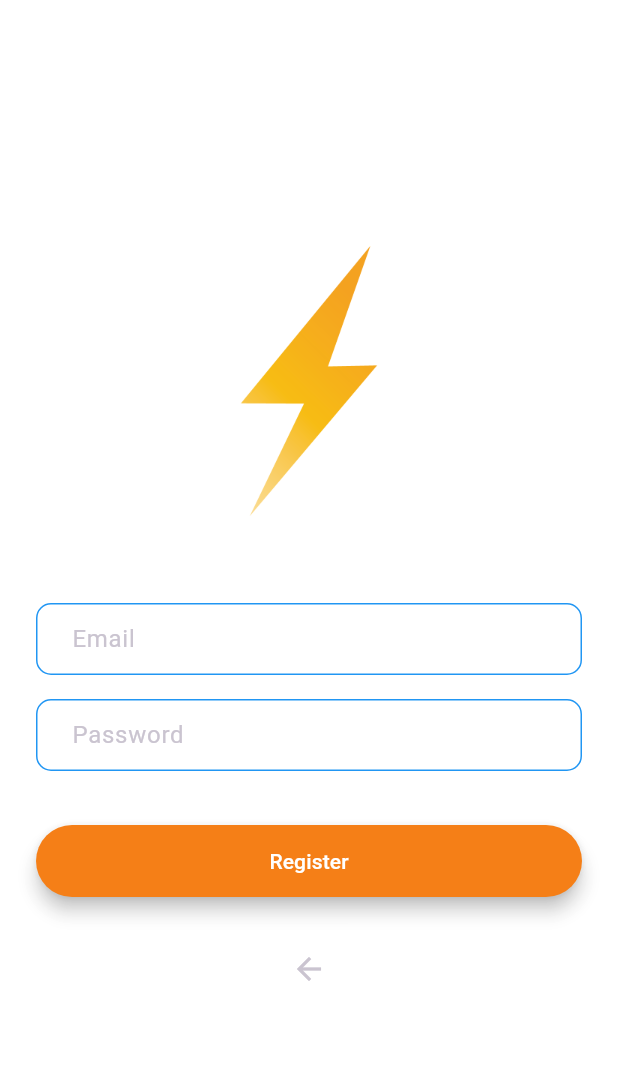
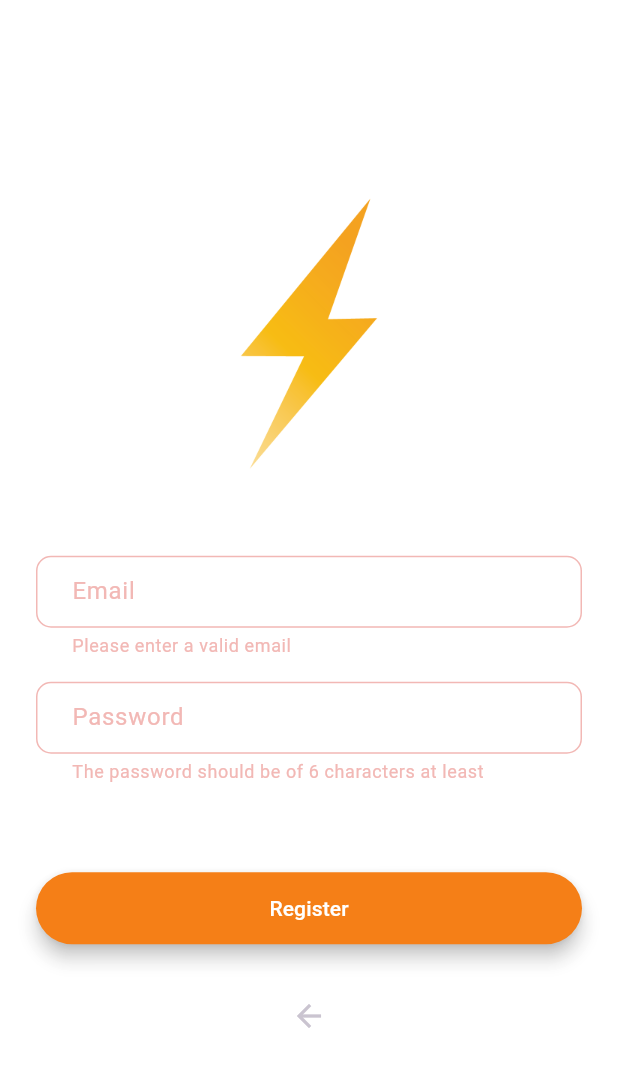
Before and after one commit to Yahya-hossaini/flash-chat, a Flutter app: the RegistrationScreen screen opened by its route, after a tap on "Register", on a phone screen of 412 x 824 dp. Shown: the top 1067 px of the screen. Run offline on Flutter 3.47's test engine with Material 3 defaults, Android fonts, the phone set to English and light mode, and no system bars; our stand-ins replace animated_text_kit, email_validator, firebase_auth, firebase_core; accounts and stored records are empty.

```diff
--- a/lib/screens/registration_screen.dart
+++ b/lib/screens/registration_screen.dart
@@ -1,5 +1,7 @@
 import 'package:email_validator/email_validator.dart';
+import 'package:firebase_auth/firebase_auth.dart';
 import 'package:flash_chat/components/rounded_button.dart';
+import 'package:flash_chat/screens/chat_screen.dart';
 
 import '/constants.dart';
 import 'package:flutter/material.dart';
@@ -12,6 +14,12 @@ class RegistrationScreen extends StatefulWidget {
 }
 
 class _RegistrationScreenState extends State<RegistrationScreen> {
+  final TextEditingController _emailController = TextEditingController();
+  final TextEditingController _passwordController = TextEditingController();
+  final GlobalKey<FormState> _formKey = GlobalKey<FormState>();
+  var auth = FirebaseAuth.instance;
+  String errorMessage = '';
+
   @override
   Widget build(BuildContext context) {
     return Scaffold(
@@ -32,14 +40,16 @@ class _RegistrationScreenState extends State<RegistrationScreen> {
             const SizedBox(
               height: 48.0,
             ),
+            Form(
+              key: _formKey,
+              child: Column(
+                children: [
                   TextFormField(
                     decoration: kTextFieldDecoration.copyWith(
                       hintText: 'Enter your email',
                       labelText: 'Email',
                     ),
-              onChanged: (value) {
-                //Do something with the user input
-              },
+                    controller: _emailController,
                     autovalidateMode: AutovalidateMode.onUserInteraction,
                     validator: (email) {
                       return email != null && EmailValidator.validate(email)
@@ -56,9 +66,7 @@ class _RegistrationScreenState extends State<RegistrationScreen> {
                       labelText: 'Password',
                     ),
                     obscureText: true,
-              onChanged: (value) {
-                //Do something with the user input
-              },
+                    controller: _passwordController,
                     autovalidateMode: AutovalidateMode.onUserInteraction,
                     validator: (password) {
                       return password != null && password.length > 5
@@ -66,15 +74,47 @@ class _RegistrationScreenState extends State<RegistrationScreen> {
                           : 'The password should be of 6 characters at least';
                     },
                   ),
+                ],
+              ),
+            ),
             const SizedBox(
               height: 24.0,
+            ),
+            Text(
+              errorMessage,
+              textAlign: TextAlign.center,
+              style: TextStyle(
+                color: Colors.red,
+                fontSize: 16,
+              ),
             ),
             Padding(
               padding: const EdgeInsets.symmetric(vertical: 12),
               child: RoundedButton(
                 color: kRegisterButtonColor,
                 title: 'Register',
-                onPressed: () {},
+                onPressed: () async {
+                  if (_formKey.currentState!.validate()) {
+                    try {
+                      await auth
+                          .createUserWithEmailAndPassword(
+                        email: _emailController.text,
+                        password: _passwordController.text,
+                      )
+                          .then(
+                        (value) {
+                          Navigator.pop(context);
+                          Navigator.pushNamed(context, ChatScreen.id);
+                        },
+                      );
+                    } catch (e) {
+                      print('ERROR ${e.toString()}');
+                      setState(() {
+                        errorMessage = e.toString().split('] ')[1];
+                      });
+                    }
+                  }
+                },
               ),
             ),
             const SizedBox(height: 12),
--- a/pubspec.yaml
+++ b/pubspec.yaml
@@ -37,7 +37,8 @@ dependencies:
   cupertino_icons: ^1.0.6
   animated_text_kit: ^4.2.3
   email_validator: ^3.0.0
-  firebase_core: ^2.4.1
+  firebase_core: ^3.15.1
+  firebase_auth: ^5.6.2
 
 dev_dependencies:
   flutter_test:
```
Also changed, not shown: pubspec.lock. Lines whose indentation alone changed are shown as unchanged.
